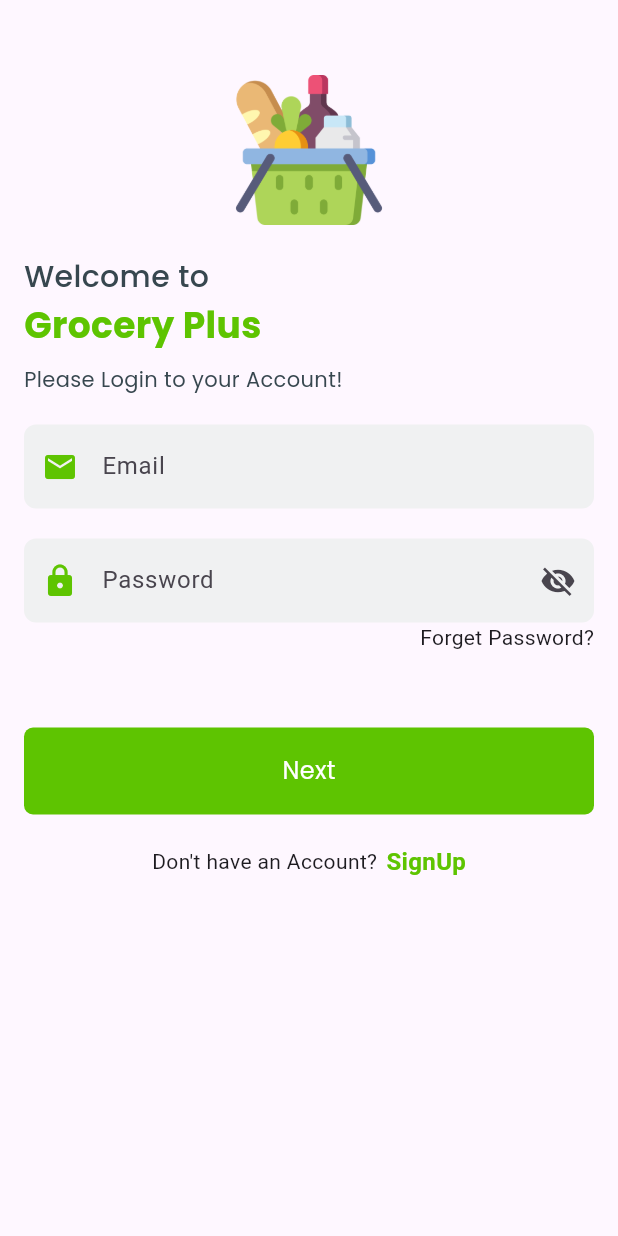
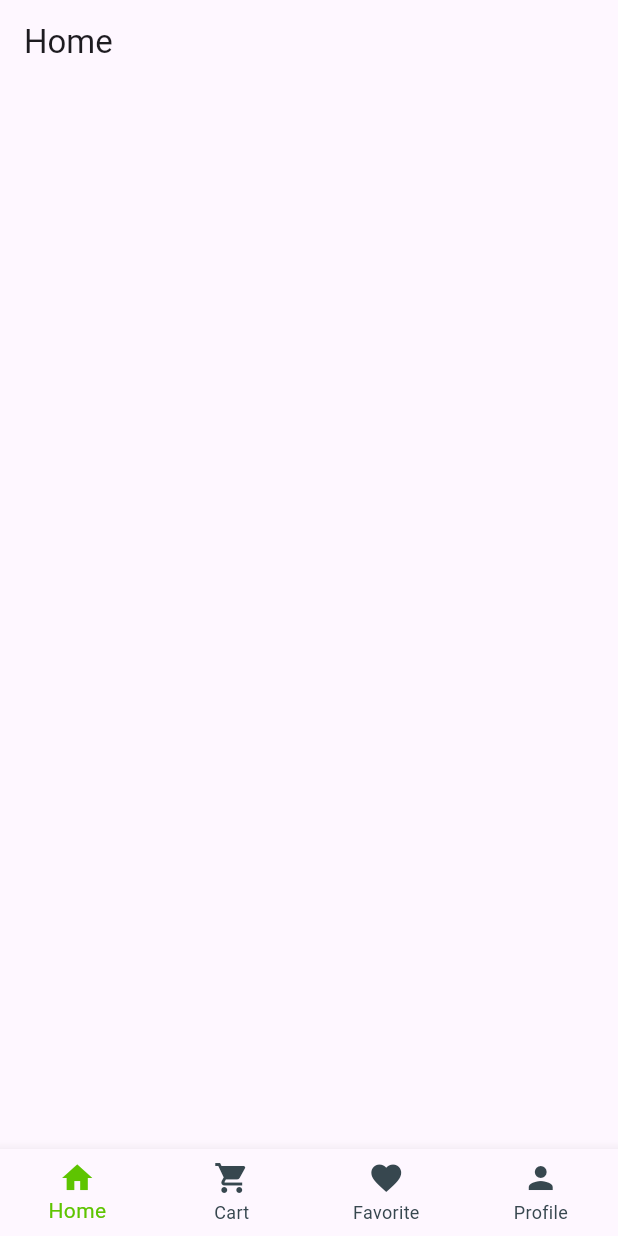
Before and after one commit to ba138/grocery_plus, a Flutter app: the screen it shows after launch, after a tap on "Next", on a phone screen of 412 x 824 dp. Run offline on Flutter 3.47's test engine with Material 3 defaults, Android fonts, the phone set to English and light mode, and no system bars; our stand-ins replace google_fonts.

Commit message:
Add BottomNavBar and implement navigation for main screens

```diff
--- /dev/null
+++ b/lib/screens/bottom_Nav_bar.dart
@@ -0,0 +1,48 @@
+import 'package:flutter/material.dart';
+import 'package:grocery_plus/constants/colors.dart';
+import 'package:grocery_plus/screens/Profile_screen.dart';
+import 'package:grocery_plus/screens/cart_screen.dart';
+import 'package:grocery_plus/screens/favorite_screen.dart';
+import 'package:grocery_plus/screens/home_screen.dart';
+
+class BottomNavBar extends StatefulWidget {
+  const BottomNavBar({super.key});
+
+  @override
+  State<BottomNavBar> createState() => _BottomNavBarState();
+}
+
+class _BottomNavBarState extends State<BottomNavBar> {
+  int selectedIndex = 0;
+  List screens = [
+    HomeScreen(),
+    CartScreen(),
+    FavoriteScreen(),
+    ProfileScreen(),
+  ];
+  @override
+  Widget build(BuildContext context) {
+    return Scaffold(
+      bottomNavigationBar: BottomNavigationBar(
+        currentIndex: selectedIndex,
+        onTap: (index) {
+          setState(() {
+            selectedIndex = index;
+          });
+        },
+        type: BottomNavigationBarType.fixed,
+        selectedItemColor: AppColors.primaryColor,
+        unselectedItemColor: AppColors.fontColor,
+        items: [
+          BottomNavigationBarItem(icon: Icon(Icons.home), label: "Home"),
+          BottomNavigationBarItem(
+              icon: Icon(Icons.shopping_cart), label: "Cart"),
+          BottomNavigationBarItem(
+              icon: Icon(Icons.favorite), label: "Favorite"),
+          BottomNavigationBarItem(icon: Icon(Icons.person), label: "Profile"),
+        ],
+      ),
+      body: screens[selectedIndex],
+    );
+  }
+}
--- /dev/null
+++ b/lib/screens/home_screen.dart
@@ -0,0 +1,14 @@
+import 'package:flutter/material.dart';
+
+class HomeScreen extends StatelessWidget {
+  const HomeScreen({super.key});
+
+  @override
+  Widget build(BuildContext context) {
+    return Scaffold(
+      appBar: AppBar(
+        title: const Text("Home"),
+      ),
+    );
+  }
+}
--- a/lib/screens/login_screen.dart
+++ b/lib/screens/login_screen.dart
@@ -1,6 +1,7 @@
 import 'package:flutter/material.dart';
 import 'package:google_fonts/google_fonts.dart';
 import 'package:grocery_plus/constants/colors.dart';
+import 'package:grocery_plus/screens/bottom_Nav_bar.dart';
 import 'package:grocery_plus/screens/forget_password_screen.dart';
 import 'package:grocery_plus/screens/signup_screen.dart';
 import 'package:grocery_plus/widgets/custom_text_field.dart';
@@ -108,9 +109,10 @@ class _LoginScreenState extends State<LoginScreen> {
                       title: "Next",
                       icon: Icons.arrow_forward,
                       ontap: () {
-                        setState(() {
-                          name = "Ali";
-                        });
+                        Navigator.pushAndRemoveUntil(
+                            context,
+                            (MaterialPageRoute(builder: (c) => BottomNavBar())),
+                            (route) => false);
                       },
                     ),
                     const SizedBox(
```
Also changed, not shown: lib/screens/cart_screen.dart (added, +14 -0 lines), lib/screens/favorite_screen.dart (added, +14 -0 lines), lib/screens/profile_screen.dart (added, +14 -0 lines).
